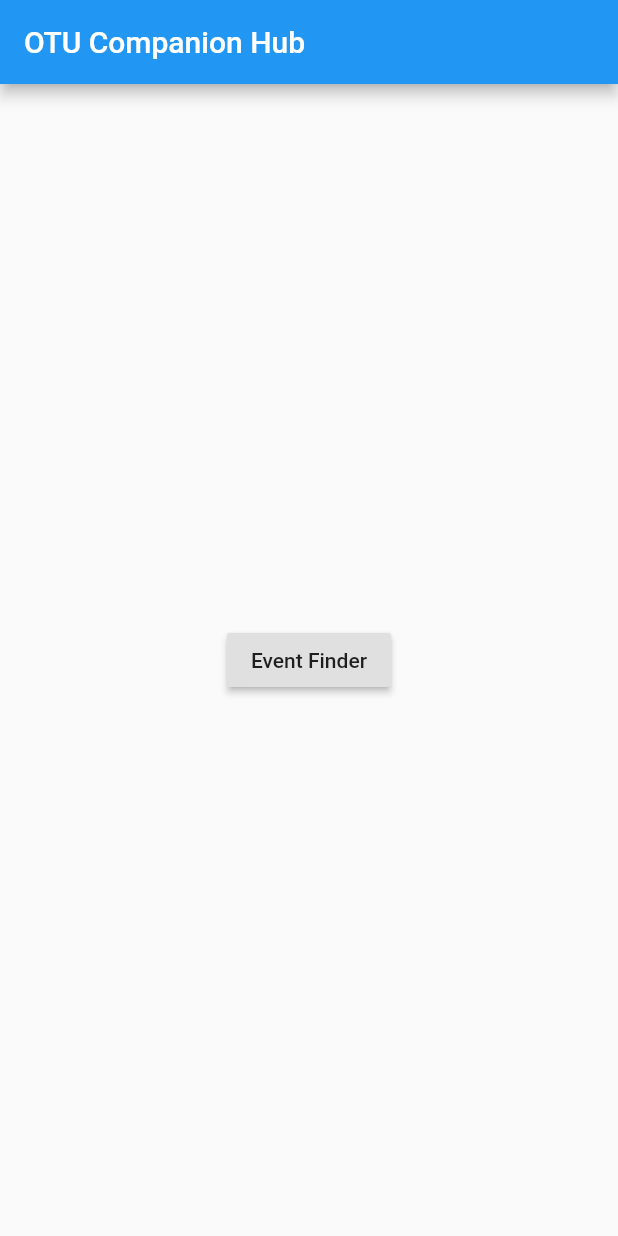
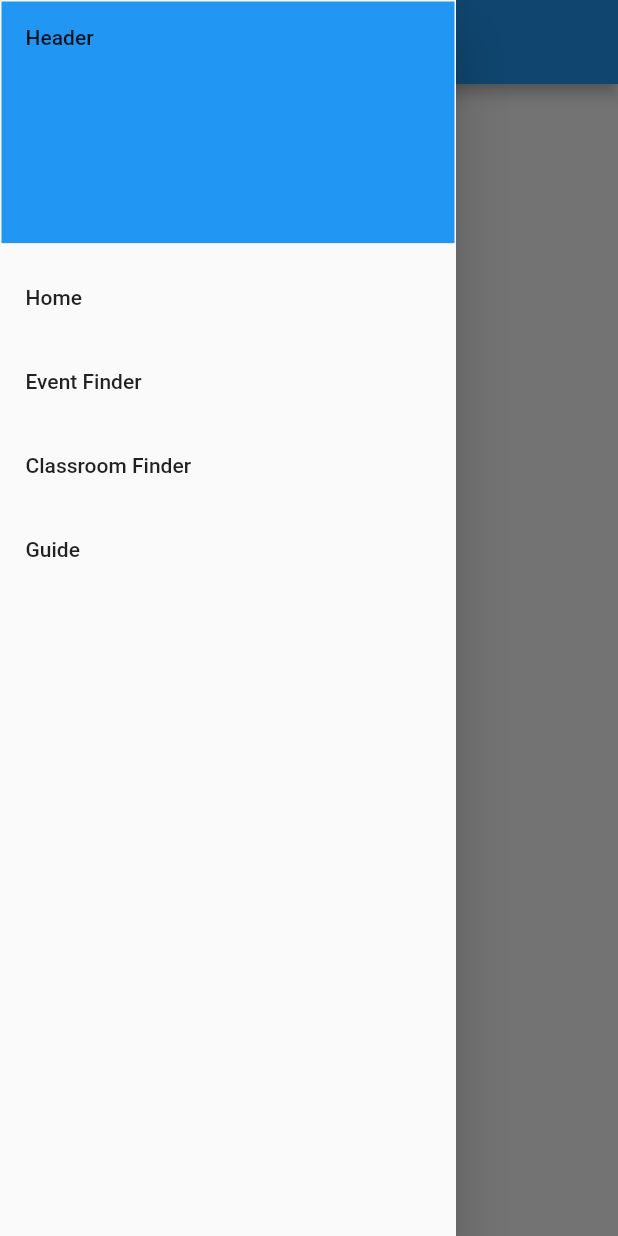
Before and after one commit to Kab332/OTU-Companion-Application, a Flutter app: the screen it shows after launch, with the side drawer open (before the commit the screen has no drawer), on a phone screen of 412 x 824 dp. Run offline on Flutter 3.47's test engine with Material 2 defaults, Android fonts, the phone set to English and light mode, and no system bars; our stand-ins replace sqflite; accounts and stored records are empty.

Commit message:
Part 1 of integration between master and event_finder branches

```diff
--- a/otu_companion/lib/main.dart
+++ b/otu_companion/lib/main.dart
@@ -1,7 +1,7 @@
 import 'package:flutter/material.dart';
-
 import 'event_finder/event_finder_main.dart';
-import 'package:otu_companion/event_finder/views/add_event.dart';
+import 'res/routes/routes.dart';
+import 'res/values/theme.dart';
 
 void main() {
   runApp(MyApp());
@@ -13,47 +13,9 @@ class MyApp extends StatelessWidget {
   Widget build(BuildContext context) {
     return MaterialApp(
       title: 'OTU Companion Hub',
-      theme: ThemeData(
-        primarySwatch: Colors.blue,
-      ),
-      home: MyHomePage(title: 'OTU Companion Hub'),
-      routes: <String, WidgetBuilder>{
-        '/eventFinderMain': (BuildContext context) =>
-            EventFinderMain(title: 'Event Finder'),
-        '/addEvent': (BuildContext context) =>
-            AddEventPage(title: 'Add an Event'),
-      },
+      theme: Themes.mainAppTheme(),
+      initialRoute: Routes.homeMain,
+      onGenerateRoute: Routes.generateRoute,
     );
   }
 }
-
-class MyHomePage extends StatefulWidget {
-  MyHomePage({Key key, this.title}) : super(key: key);
-
-  final String title;
-
-  @override
-  _MyHomePageState createState() => _MyHomePageState();
-}
-
-class _MyHomePageState extends State<MyHomePage> {
-  @override
-  Widget build(BuildContext context) {
-    return Scaffold(
-      appBar: AppBar(
-        title: Text(widget.title),
-      ),
-      body: Center(
-        child: RaisedButton(
-          child: Text('Event Finder'),
-          onPressed: () {
-            Navigator.pushNamed(
-              context,
-              '/eventFinderMain',
-            );
-          },
-        ),
-      ),
-    );
-  }
-}
--- /dev/null
+++ b/otu_companion/lib/res/routes/routes.dart
@@ -0,0 +1,36 @@
+import 'package:flutter/material.dart';
+import 'package:otu_companion/event_finder/event_finder_main.dart';
+import 'package:otu_companion/event_finder/views/add_event.dart';
+import 'package:otu_companion/src/home_page/home_page_main.dart';
+
+class Routes {
+  // Login
+
+  // Home
+  static const homeMain = "/homeMain";
+  // Event Finder
+  static const eventFinderMain = "/eventFinderMain";
+  static const addEvent = "/addEvent";
+  // Classroom Finder
+
+  // Others
+
+  static Route<dynamic> generateRoute(RouteSettings settings) {
+    switch (settings.name) {
+      case homeMain:
+        return MaterialPageRoute(
+            builder: (BuildContext context) =>
+                HomePageMain(title: 'Dash Board'));
+      case eventFinderMain:
+        return MaterialPageRoute(
+            builder: (BuildContext context) =>
+                EventFinderMain(title: 'Event Finder'));
+      case addEvent:
+        return MaterialPageRoute(
+            builder: (BuildContext context) =>
+                AddEventPage(title: 'Add Event'));
+    }
+
+    return null;
+  }
+}
--- /dev/null
+++ b/otu_companion/lib/res/values/theme.dart
@@ -0,0 +1,20 @@
+import 'package:flutter/material.dart';
+
+class Themes
+{
+
+  static ThemeData mainAppTheme()
+  {
+    return ThemeData(
+      brightness: Brightness.light,
+      primarySwatch: Colors.blue,
+      accentColor: Colors.blueAccent,
+
+      textTheme: TextTheme(
+        headline1: TextStyle(
+          fontSize: 30,
+        ),
+      ),
+    );
+  }
+}
--- /dev/null
+++ b/otu_companion/lib/src/home_page/home_page_main.dart
@@ -0,0 +1,29 @@
+import 'package:flutter/material.dart';
+import 'package:otu_companion/src/navigation_views/main_side_drawer.dart';
+
+class HomePageMain extends StatefulWidget
+{
+  HomePageMain({Key key, this.title}) : super(key: key);
+
+  final String title;
+
+  @override
+  _HomePageMainState createState() => _HomePageMainState();
+}
+
+class _HomePageMainState extends State<HomePageMain>
+{
+  @override
+  Widget build(BuildContext context)
+  {
+    return Scaffold(
+      appBar: AppBar(
+        title: Text(widget.title),
+      ),
+      drawer: MainSideDrawer(),
+      body: Center(
+
+      ),
+    );
+  }
+}
--- /dev/null
+++ b/otu_companion/lib/src/navigation_views/main_side_drawer.dart
@@ -0,0 +1,51 @@
+import 'package:flutter/material.dart';
+import 'package:otu_companion/res/routes/routes.dart';
+
+class MainSideDrawer extends StatelessWidget
+{
+  @override
+  Widget build(BuildContext context)
+  {
+    return Drawer(
+      child: ListView(
+        padding: EdgeInsets.all(1),
+        children: <Widget>[
+          DrawerHeader(
+            child: Text('Header'),
+            decoration: BoxDecoration(
+              color:  Colors.blue,
+            ),
+          ),
+          ListTile(
+            title: Text('Home'),
+            onTap: ()
+            {
+              Navigator.pushNamed(context, Routes.homeMain);
+            },
+          ),
+          ListTile(
+            title: Text('Event Finder'),
+            onTap: ()
+            {
+              Navigator.pushNamed(context, Routes.eventFinderMain);
+            },
+          ),
+          ListTile(
+            title: Text('Classroom Finder'),
+            onTap: ()
+            {
+              Navigator.pop(context);
+            },
+          ),
+          ListTile(
+            title: Text('Guide'),
+            onTap: ()
+            {
+              Navigator.pop(context);
+            },
+          ),
+        ],
+      ),
+    );
+  }
+}
```
